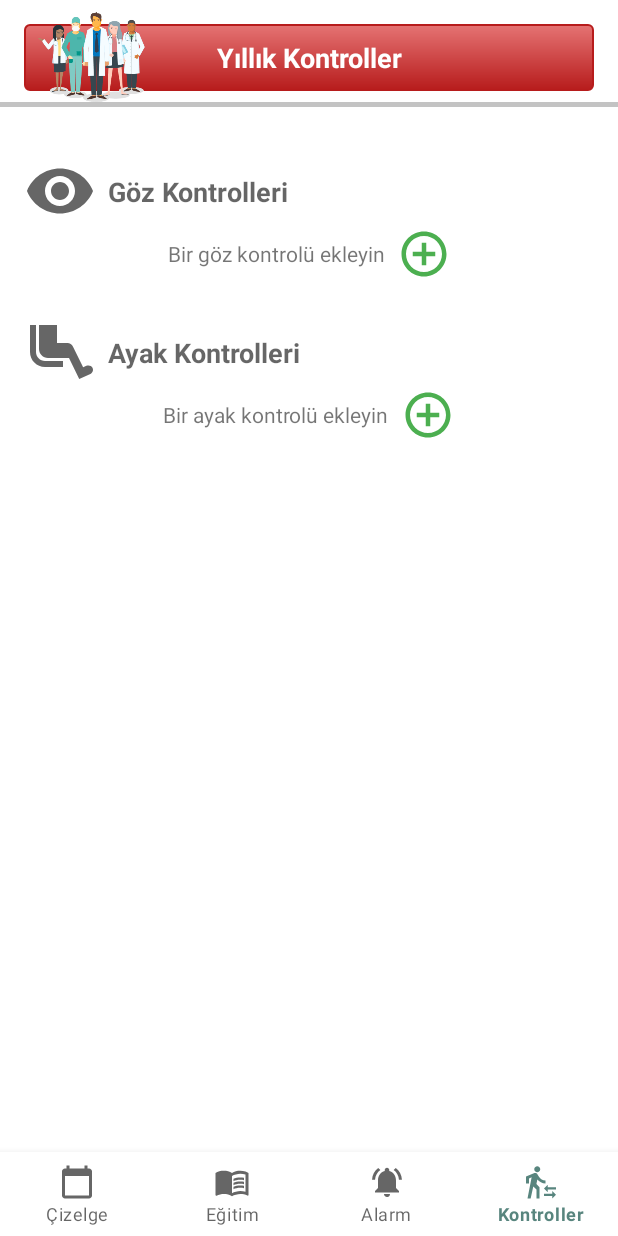
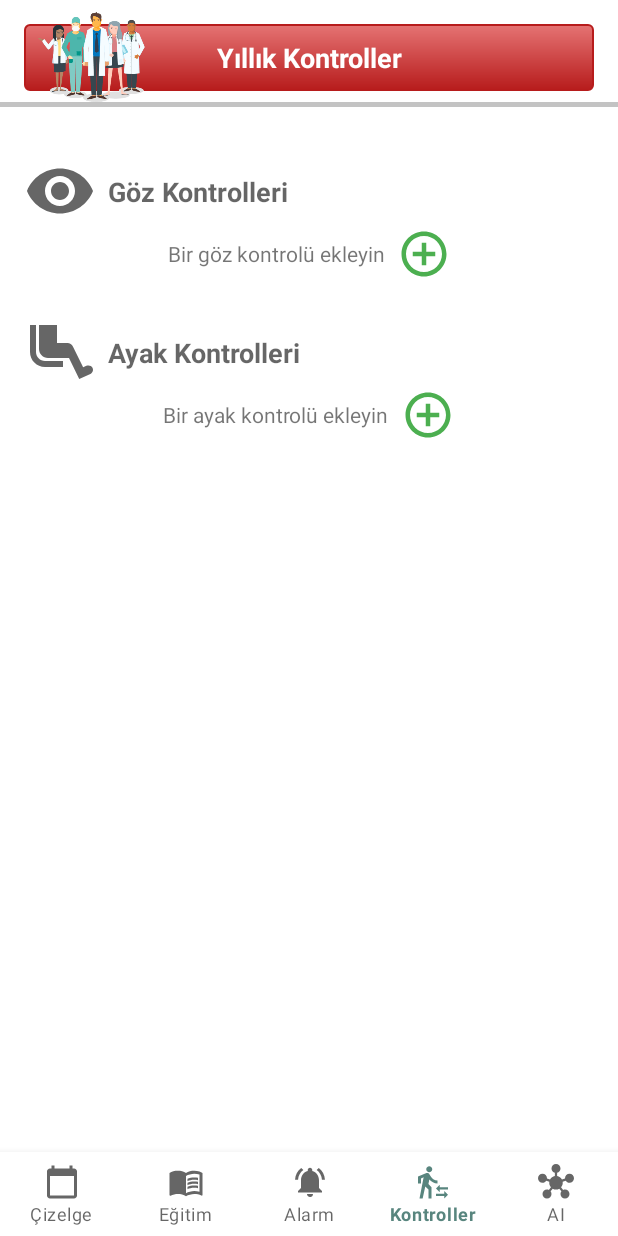
Before and after one commit to Veisy/Sugaria, an Android app: the CheckFragment screen opened through its navigation route, on a phone screen of 412 x 824 dp. Run offline under Robolectric (Android 15) with nearby library versions, the phone set to English and light mode, and no system bars; our stand-ins replace navigation-ui.

Commit message:
Added Deep Learning Fragment

```diff
--- /dev/null
+++ b/app/src/main/res/drawable/ic_deep_learning.xml
@@ -0,0 +1,10 @@
+<vector xmlns:android="http://schemas.android.com/apk/res/android"
+    android:width="24dp"
+    android:height="24dp"
+    android:viewportWidth="24"
+    android:viewportHeight="24"
+    android:tint="?attr/colorControlNormal">
+  <path
+      android:fillColor="@android:color/white"
+      android:pathData="M8.4,18.2C8.78,18.7 9,19.32 9,20c0,1.66 -1.34,3 -3,3s-3,-1.34 -3,-3s1.34,-3 3,-3c0.44,0 0.85,0.09 1.23,0.26l1.41,-1.77c-0.92,-1.03 -1.29,-2.39 -1.09,-3.69l-2.03,-0.68C4.98,11.95 4.06,12.5 3,12.5c-1.66,0 -3,-1.34 -3,-3s1.34,-3 3,-3s3,1.34 3,3c0,0.07 0,0.14 -0.01,0.21l2.03,0.68c0.64,-1.21 1.82,-2.09 3.22,-2.32l0,-2.16C9.96,5.57 9,4.4 9,3c0,-1.66 1.34,-3 3,-3s3,1.34 3,3c0,1.4 -0.96,2.57 -2.25,2.91v2.16c1.4,0.23 2.58,1.11 3.22,2.32l2.03,-0.68C18,9.64 18,9.57 18,9.5c0,-1.66 1.34,-3 3,-3s3,1.34 3,3s-1.34,3 -3,3c-1.06,0 -1.98,-0.55 -2.52,-1.37l-2.03,0.68c0.2,1.29 -0.16,2.65 -1.09,3.69l1.41,1.77C17.15,17.09 17.56,17 18,17c1.66,0 3,1.34 3,3s-1.34,3 -3,3s-3,-1.34 -3,-3c0,-0.68 0.22,-1.3 0.6,-1.8l-1.41,-1.77c-1.35,0.75 -3.01,0.76 -4.37,0L8.4,18.2z"/>
+</vector>
--- a/app/src/main/res/menu/bottom_navigation_menu.xml
+++ b/app/src/main/res/menu/bottom_navigation_menu.xml
@@ -22,4 +22,10 @@
         android:icon="@drawable/ic_check"
         android:title="@string/check_navigation"/>
 
+    <item
+        android:id="@+id/deepLearningFragment"
+        android:enabled="true"
+        android:icon="@drawable/ic_deep_learning"
+        android:title="@string/ai"/>
+
 </menu>
--- a/app/src/main/res/values/strings.xml
+++ b/app/src/main/res/values/strings.xml
@@ -52,6 +52,7 @@
     <string name="foot_controls">Ayak Kontrolleri</string>
     <string name="add_foot_control">Bir ayak kontrolü ekleyin</string>
     <string name="add_eye_control">Bir göz kontrolü ekleyin</string>
+    <string name="ai">AI</string>
 
     <string-array name="Months">
         <item>OCAK</item>
```
Also changed, not shown: app/src/main/java/com/example/sekerimremake/fragments/DeepLearningFragment.java (added, +27 -0 lines), app/src/main/res/layout/fragment_deep_learning.xml (added, +14 -0 lines).
